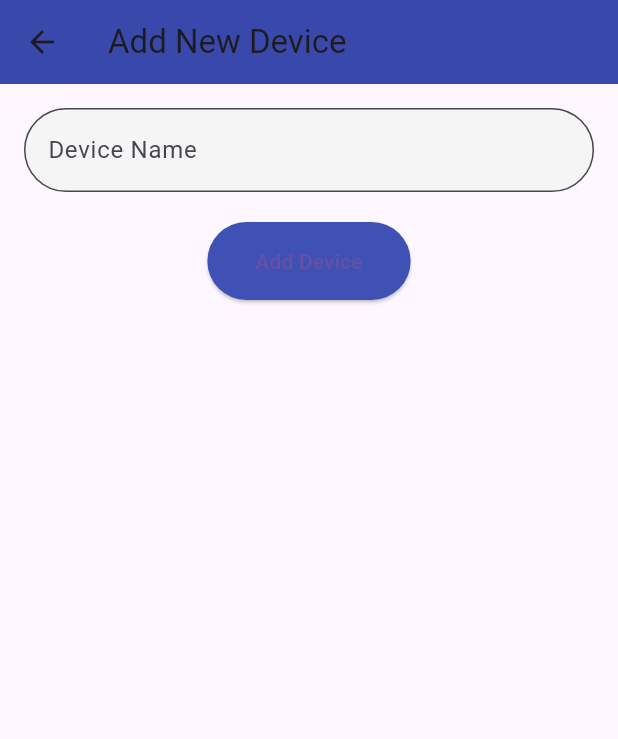
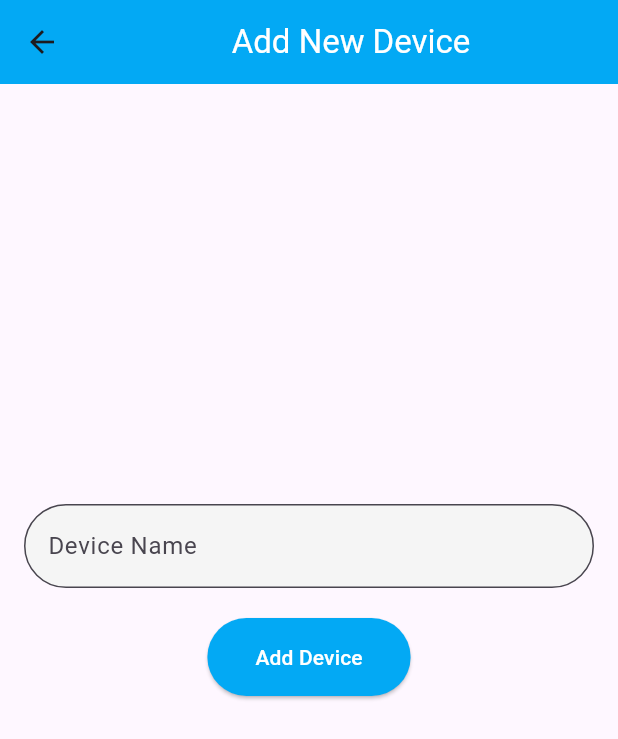
Before and after one commit to daniyalcr9/Home-Automation-System, a Flutter app: the AddDeviceScreen screen opened directly with empty values, on a phone screen of 412 x 824 dp. Shown: the top 739 px of the screen. Run offline on Flutter 3.47's test engine with Material 3 defaults, Android fonts, the phone set to English and light mode, and no system bars.

Commit message:
second commit

```diff
--- a/lib/add_device_screen.dart
+++ b/lib/add_device_screen.dart
@@ -24,11 +24,16 @@
   Widget build(BuildContext context) {
     return Scaffold(
       appBar: AppBar(
-        title: Text('Add New Device'),
-        backgroundColor: Colors.indigo.shade600,
+        title: Center(
+          child: Text(
+            'Add New Device',
+            style: TextStyle(color: Colors.white),
+          ),
+        ),
+        backgroundColor: Colors.lightBlue, // Light blue AppBar
       ),
       body: Padding(
-        padding: const EdgeInsets.all(16.0),
+        padding: const EdgeInsets.fromLTRB(16, 280, 16, 100),
         child: Column(
           children: <Widget>[
             TextField(
@@ -46,13 +51,16 @@
             ElevatedButton(
               onPressed: _submitDevice,
               style: ElevatedButton.styleFrom(
-                backgroundColor: Colors.indigo,
+                backgroundColor: Colors.lightBlue,
                 shape: RoundedRectangleBorder(
                   borderRadius: BorderRadius.circular(30),
                 ),
                 padding: EdgeInsets.symmetric(vertical: 16, horizontal: 32),
               ),
-              child: Text('Add Device'),
+              child: Text(
+                'Add Device',
+                style: TextStyle(color: Colors.white),
+              ),
             ),
           ],
         ),
```
Also changed, not shown: lib/appliance_scheduling_screen.dart (+6 -2 lines), lib/device_control_screen.dart (+6 -2 lines).
